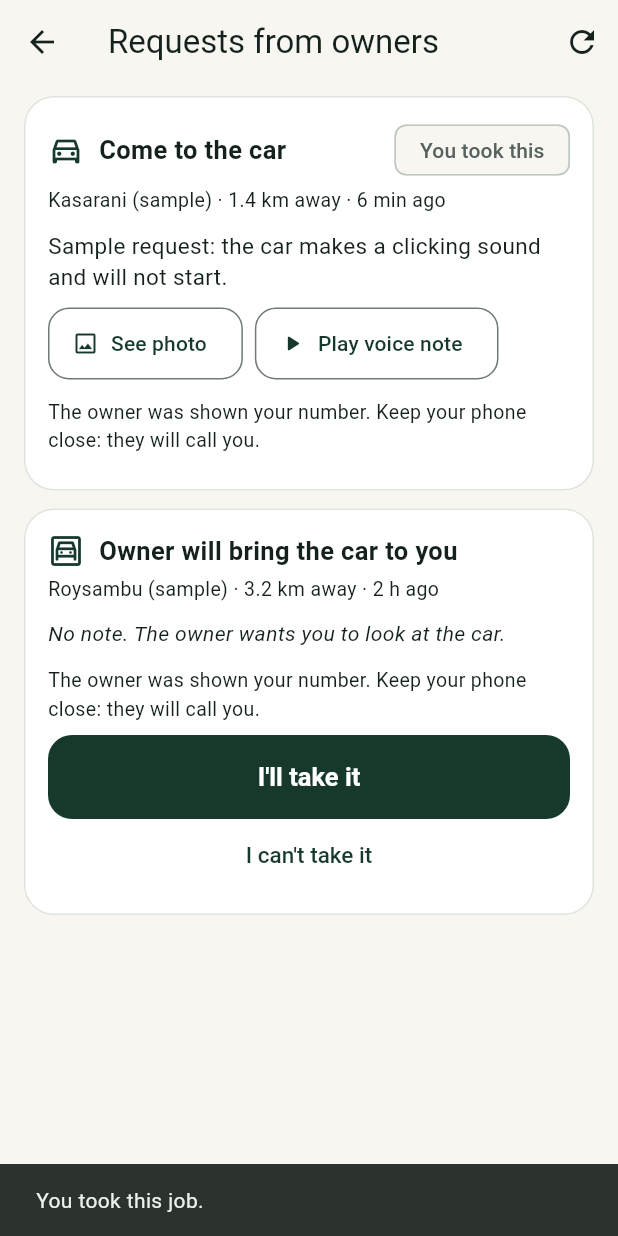
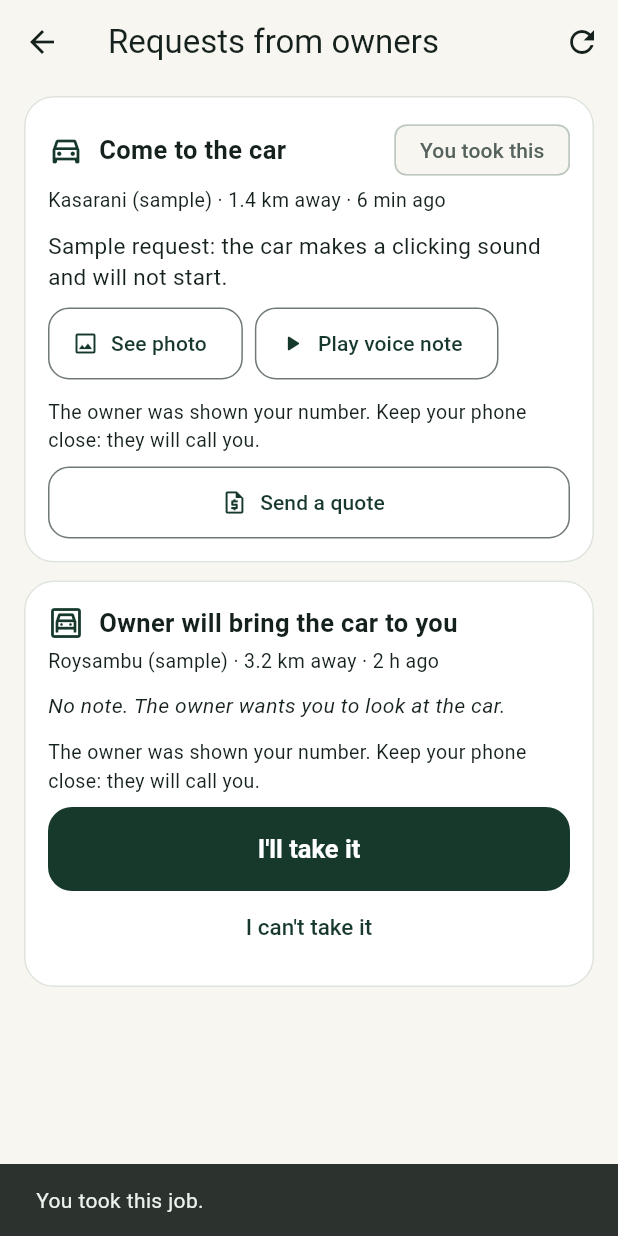
Before and after one commit to cherotwokibet/fundi, a Flutter app: the InboxScreen screen opened directly, after a tap on "I'll take it", on a phone screen of 412 x 824 dp. Run offline on Flutter 3.47's test engine with Material 3 defaults, Android fonts, the phone set to English and light mode, and no system bars; our stand-ins replace audioplayers, cross_file, flutter_riverpod, geolocator, image_picker, supabase_flutter; missing offline and left inert: record; accounts and stored records are empty.

Commit message:
Itemised quotes with one-tap approval (Phase 2)
On a job they took, the mechanic sends a quote: lines of labour, parts
and other costs. The owner sees it on My repair and taps Approve or
Decline, with no sign-up. A new quote replaces one not yet answered; extra
work after approval is a new quote. The mechanic gets a text when the
owner answers. Rules in supabase/migrations/20261121000000_quotes.sql,
covered by supabase/tests/quotes_test.sql.

Also: actions/checkout v5 (Node 20 deprecation).

Co-Authored-By: Claude Opus 5.5 <noreply@anthropic.com>
Claude-Session: https://claude.ai/code/session_01U6nHpUxqxh2JfyPPdi8fvC

```diff
--- a/lib/data/provider_repository.dart
+++ b/lib/data/provider_repository.dart
@@ -2,6 +2,7 @@ import 'dart:typed_data';
 
 import 'package:supabase_flutter/supabase_flutter.dart';
 
+import '../models/quote.dart';
 import '../models/service_provider.dart';
 import 'zones.dart';
 
@@ -49,6 +50,12 @@ abstract class ProviderRepository {
   /// After 5 minutes with no answer, asks for the request to go to the next
   /// free mechanic. True when it moved. The server checks the 5 minutes.
   Future<bool> nudgeRequest(String requestId);
+
+  /// The mechanic's latest quote on this request, or null.
+  Future<Quote?> latestQuote(String requestId);
+
+  /// The owner approves or declines the quote waiting for them.
+  Future<void> respondToQuote(String quoteId, {required bool approve});
 
   /// The owner cancels their own request.
   Future<void> cancelRequest(String requestId);
@@ -166,6 +173,26 @@ class SupabaseProviderRepository implements ProviderRepository {
   Future<bool> nudgeRequest(String requestId) async =>
       await _client.rpc('nudge_my_request', params: {'p_request': requestId})
           as bool;
+
+  @override
+  Future<Quote?> latestQuote(String requestId) async {
+    final row = await _client
+        .from('quotes')
+        .select(Quote.columns)
+        .eq('request_id', requestId)
+        .neq('status', 'withdrawn')
+        .order('created_at', ascending: false)
+        .limit(1)
+        .maybeSingle();
+    return row == null ? null : Quote.fromRow(row);
+  }
+
+  @override
+  Future<void> respondToQuote(String quoteId, {required bool approve}) =>
+      _client.rpc(
+        'respond_to_quote',
+        params: {'p_quote': quoteId, 'p_approve': approve},
+      );
 }
 
 /// Built-in sample data, used until Supabase keys are supplied.
@@ -221,6 +248,34 @@ class SampleProviderRepository implements ProviderRepository {
   void ageRequest(Duration by) {
     final r = _open!;
     _open = _with(r, assignedAt: r.waitingSince.subtract(by));
+  }
+
+  Quote? _quote;
+  int _quoteSeq = 0;
+
+  /// Test hook: the mechanic sends a quote on the accepted request.
+  void mechanicSendsQuote(List<QuoteLine> lines, {String? note}) {
+    _quote = Quote.draft(
+      id: 'q${++_quoteSeq}',
+      requestId: _open!.id,
+      lines: lines,
+      note: note,
+    );
+  }
+
+  @override
+  Future<Quote?> latestQuote(String requestId) async =>
+      _quote?.requestId == requestId ? _quote : null;
+
+  @override
+  Future<void> respondToQuote(String quoteId, {required bool approve}) async {
+    final q = _quote;
+    if (q == null || q.id != quoteId || !q.waiting) {
+      throw StateError('This quote was already answered or replaced');
+    }
+    _quote = q.withStatus(
+      approve ? QuoteStatus.approved : QuoteStatus.declined,
+    );
   }
 
   /// Requests sent in sample mode, for the daily limit.
--- /dev/null
+++ b/lib/models/quote.dart
@@ -0,0 +1,128 @@
+/// An itemised quote a mechanic sends on a job they took.
+library;
+
+import 'trade.dart' show kes;
+
+enum QuoteStatus {
+  sent,
+  approved,
+  declined,
+  withdrawn;
+
+  static QuoteStatus fromName(String? n) =>
+      values.firstWhere((v) => v.name == n, orElse: () => sent);
+}
+
+enum QuoteLineKind {
+  labour('Labour'),
+  part('Part'),
+  other('Other');
+
+  const QuoteLineKind(this.label);
+  final String label;
+
+  static QuoteLineKind fromName(String? n) =>
+      values.firstWhere((v) => v.name == n, orElse: () => other);
+}
+
+class QuoteLine {
+  const QuoteLine({
+    required this.kind,
+    required this.description,
+    required this.unitPriceKes,
+    this.qty = 1,
+  });
+  final QuoteLineKind kind;
+  final String description;
+  final int qty;
+  final int unitPriceKes;
+
+  int get totalKes => qty * unitPriceKes;
+
+  /// "2 × Front brake pads" or "Replace brake pads".
+  String get text => qty == 1 ? description : '$qty × $description';
+
+  Map<String, dynamic> toJson() => {
+    'kind': kind.name,
+    'description': description,
+    'qty': qty,
+    'unit_price_kes': unitPriceKes,
+  };
+
+  factory QuoteLine.fromRow(Map<String, dynamic> r) => QuoteLine(
+    kind: QuoteLineKind.fromName(r['kind'] as String?),
+    description: r['description'] as String,
+    qty: (r['qty'] as num).toInt(),
+    unitPriceKes: (r['unit_price_kes'] as num).toInt(),
+  );
+}
+
+class Quote {
+  const Quote({
+    required this.id,
+    required this.requestId,
+    required this.status,
+    required this.totalKes,
+    required this.createdAt,
+    required this.lines,
+    this.note,
+  });
+  final String id;
+  final String requestId;
+  final QuoteStatus status;
+  final int totalKes;
+  final DateTime createdAt;
+  final List<QuoteLine> lines;
+  final String? note;
+
+  bool get waiting => status == QuoteStatus.sent;
+
+  String get totalText => kes(totalKes);
+
+  Quote withStatus(QuoteStatus s) => Quote(
+    id: id,
+    requestId: requestId,
+    status: s,
+    totalKes: totalKes,
+    createdAt: createdAt,
+    lines: lines,
+    note: note,
+  );
+
+  /// Columns to select from `quotes` (with its lines) for [Quote.fromRow].
+  static const columns =
+      'id, request_id, status, note, total_kes, created_at, '
+      'quote_lines(position, kind, description, qty, unit_price_kes)';
+
+  factory Quote.fromRow(Map<String, dynamic> r) {
+    final lines = [...(r['quote_lines'] as List? ?? const [])]
+      ..sort((a, b) => (a['position'] as num).compareTo(b['position'] as num));
+    return Quote(
+      id: r['id'] as String,
+      requestId: r['request_id'] as String,
+      status: QuoteStatus.fromName(r['status'] as String?),
+      totalKes: (r['total_kes'] as num).toInt(),
+      note: r['note'] as String?,
+      createdAt: DateTime.parse(r['created_at'] as String).toLocal(),
+      lines: [
+        for (final l in lines) QuoteLine.fromRow(l as Map<String, dynamic>),
+      ],
+    );
+  }
+
+  /// Builds a quote in sample mode, the way the database would.
+  factory Quote.draft({
+    required String id,
+    required String requestId,
+    required List<QuoteLine> lines,
+    String? note,
+  }) => Quote(
+    id: id,
+    requestId: requestId,
+    status: QuoteStatus.sent,
+    totalKes: lines.fold(0, (sum, l) => sum + l.totalKes),
+    createdAt: DateTime.now(),
+    lines: lines,
+    note: (note == null || note.trim().isEmpty) ? null : note.trim(),
+  );
+}
--- a/lib/state/app_state.dart
+++ b/lib/state/app_state.dart
@@ -15,6 +15,7 @@ import '../data/provider_repository.dart';
 import '../data/voice_player.dart';
 import '../data/voice_recorder.dart';
 import '../data/zones.dart';
+import '../models/quote.dart';
 import '../models/service_provider.dart';
 import '../models/trade.dart';
 
@@ -228,3 +229,13 @@ List<ServiceProvider> bestMatches(
   }).toList()..sort(compareProviders);
   return fits.take(limit).toList();
 }
+
+/// The latest quote on the owner's request (My repair).
+final quoteProvider = FutureProvider.family<Quote?, String>(
+  (ref, requestId) => ref.watch(repositoryProvider).latestQuote(requestId),
+);
+
+/// The latest quote on a job in the mechanic's inbox.
+final inboxQuoteProvider = FutureProvider.family<Quote?, String>(
+  (ref, requestId) => ref.watch(inboxRepositoryProvider).latestQuote(requestId),
+);
--- a/lib/ui/inbox_screen.dart
+++ b/lib/ui/inbox_screen.dart
@@ -3,8 +3,10 @@ import 'package:flutter_riverpod/flutter_riverpod.dart';
 
 import '../data/account_repository.dart';
 import '../data/inbox_repository.dart';
+import '../models/quote.dart';
 import '../models/service_provider.dart';
 import '../state/app_state.dart';
+import 'quote_screen.dart';
 import 'theme.dart';
 import 'widgets.dart';
 
@@ -306,6 +308,7 @@ class _RequestCardState extends ConsumerState<_RequestCard> {
                   style: TextStyle(fontSize: 13),
                 ),
               ),
+            if (r.status == RequestStatus.accepted) _QuoteSection(r.id),
             if (r.waiting) ...[
               FilledButton(
                 key: Key('accept-${r.id}'),
@@ -324,3 +327,67 @@ class _RequestCardState extends ConsumerState<_RequestCard> {
     );
   }
 }
+
+/// On a job the mechanic took: the latest quote and a button to send one.
+class _QuoteSection extends ConsumerWidget {
+  const _QuoteSection(this.requestId);
+  final String requestId;
+
+  Future<void> _write(BuildContext context, WidgetRef ref) async {
+    final sent = await Navigator.of(context).push<bool>(
+      MaterialPageRoute(builder: (_) => QuoteFormScreen(requestId: requestId)),
+    );
+    if (sent == true) {
+      ref.invalidate(inboxQuoteProvider(requestId));
+      if (context.mounted) {
+        ScaffoldMessenger.of(context).showSnackBar(
+          const SnackBar(
+            content: Text('Quote sent. The owner sees it in the app.'),
+          ),
+        );
+      }
+    }
+  }
+
+  @override
+  Widget build(BuildContext context, WidgetRef ref) {
+    final q = ref.watch(inboxQuoteProvider(requestId)).value;
+    return Column(
+      crossAxisAlignment: CrossAxisAlignment.stretch,
+      children: [
+        if (q != null) ...[
+          Container(
+            padding: const EdgeInsets.all(12),
+            decoration: BoxDecoration(
+              color: tint,
+              borderRadius: BorderRadius.circular(12),
+            ),
+            child: Column(
+              crossAxisAlignment: CrossAxisAlignment.stretch,
+              children: [
+                Text(
+                  switch (q.status) {
+                    QuoteStatus.approved => 'Approved by the owner. Go ahead.',
+                    QuoteStatus.declined => 'Declined by the owner.',
+                    _ => 'Waiting for the owner to answer.',
+                  },
+                  key: Key('quote-status-$requestId'),
+                  style: const TextStyle(fontWeight: FontWeight.w700),
+                ),
+                const SizedBox(height: 6),
+                QuoteLines(q),
+              ],
+            ),
+          ),
+          const SizedBox(height: 8),
+        ],
+        OutlinedButton.icon(
+          key: Key('send-quote-$requestId'),
+          onPressed: () => _write(context, ref),
+          icon: const Icon(Icons.request_quote_outlined),
+          label: Text(q == null ? 'Send a quote' : 'Send a new quote'),
+        ),
+      ],
+    );
+  }
+}
```
Also changed, not shown: lib/data/inbox_repository.dart (+75 -0 lines), lib/ui/quote_screen.dart (added, +311 -0 lines), lib/ui/request_status_screen.dart (+101 -1 lines), 6 other files.
